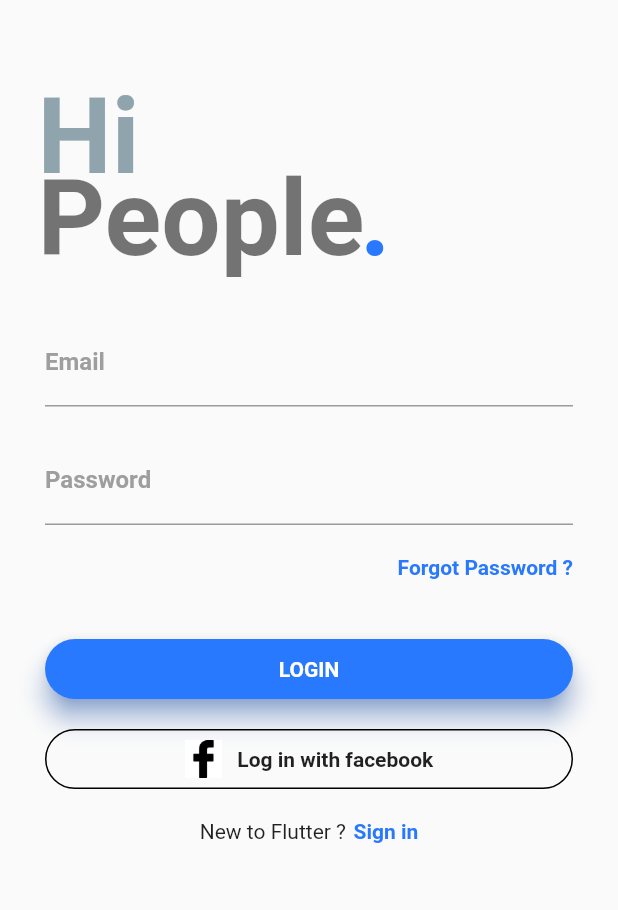
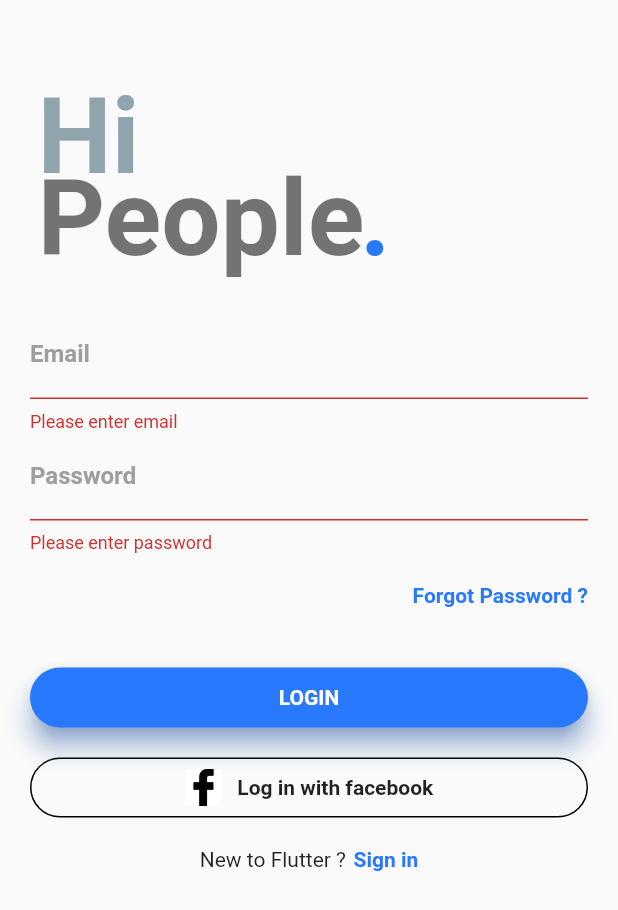
Before and after one commit to Dipak-Gogoi/login-signup, a Flutter app: the screen it shows after launch, after a tap on "LOGIN", on a phone screen of 412 x 824 dp. Shown: the top 910 px of the screen. Run offline on Flutter 3.47's test engine with Material 2 defaults, Android fonts, the phone set to English and light mode, and no system bars.

Commit message:
validation done only in Login

```diff
--- a/lib/main.dart
+++ b/lib/main.dart
@@ -3,10 +3,10 @@ import 'package:flutter/material.dart';
 import 'signup.dart';
 
 void main() {
-  runApp(MyApp());
+  runApp(Signup());
 }
 
-class MyApp extends StatelessWidget {
+class Signup extends StatelessWidget {
   @override
   Widget build(BuildContext context) {
     return MaterialApp(
@@ -25,17 +25,23 @@ class MyHomePage extends StatefulWidget {
 }
 
 class _MyHomePageState extends State<MyHomePage> {
+  final _formKey = GlobalKey<FormState>();
+  final _scaffoldKey = GlobalKey<ScaffoldState>();
+
+  String _email;
+  String _password;
+
   @override
   Widget build(BuildContext context) {
     return new Scaffold(
       resizeToAvoidBottomPadding: false,
-      body: Column(
+      body: SingleChildScrollView(
+        child: Column(
         crossAxisAlignment: CrossAxisAlignment.start,
         children: <Widget>[
           Container(
               padding: EdgeInsets.only(left: 10.0),
-            child: Stack(
-              children: <Widget>[
+              child: Stack(children: <Widget>[
                 Container(
                   padding: EdgeInsets.fromLTRB(15.0, 50.0, 0, 0),
                   child: Text(
@@ -68,28 +74,44 @@ class _MyHomePageState extends State<MyHomePage> {
                       color: Colors.blueAccent[400],
                     ),
                   ),
+                ),
+              ])),
+          Container(
+            padding: const EdgeInsets.all(20.0),
+            child: formSetup(context),
           )
         ],
-            ),
-          ),
-          Container(
-            padding: EdgeInsets.only(top: 25.0, left: 30.0, right: 30.0),
-            child: Column(
+      ),)
+    );
+  }
+
+  Widget formSetup(BuildContext context) {
+    return new Form(
+        key: _formKey,
+        child: new Column(
           children: <Widget>[
-                TextField(
+            new TextFormField(
               decoration: InputDecoration(
                 labelText: 'Email',
                 labelStyle: TextStyle(
-                      fontFamily: '',
                   fontWeight: FontWeight.bold,
                   color: Colors.grey,
                 ),
                 focusedBorder: UnderlineInputBorder(
                     borderSide: BorderSide(color: Colors.grey)),
               ),
+              keyboardType: TextInputType.emailAddress,
+              validator: (val) {
+                if (val.length == 0)
+                  return "Please enter email";
+                else if (!val.contains("@"))
+                  return "Please enter valid email";
+                else
+                  return null;
+              },
+              onSaved: (val) => _email = val,
             ),
-                SizedBox(height: 20.0),
-                TextField(
+            new TextFormField(
               decoration: InputDecoration(
                 labelText: 'Password',
                 labelStyle: TextStyle(
@@ -101,6 +123,15 @@ class _MyHomePageState extends State<MyHomePage> {
                     borderSide: BorderSide(color: Colors.grey)),
               ),
               obscureText: true,
+              validator: (val) {
+                if (val.length == 0)
+                  return "Please enter password";
+                else if (val.length <= 5)
+                  return "Your password should be more then 6 char long";
+                else
+                  return null;
+              },
+              onSaved: (val) => _password = val,
             ),
             SizedBox(height: 20.0),
             Container(
@@ -124,7 +155,15 @@ class _MyHomePageState extends State<MyHomePage> {
                 color: Colors.blueAccent[400],
                 elevation: 7.0,
                 child: GestureDetector(
-                      onTap: () {},
+                  onTap: () {
+                    if (_formKey.currentState.validate()) {
+                      _formKey.currentState.save();
+                      _scaffoldKey.currentState.showSnackBar(new SnackBar(
+                        content: new Text(
+                            "Your email: $_email and Password: $_password"),
+                      ));
+                    }
+                  },
                   child: Center(
                     child: Text(
                       'LOGIN',
@@ -171,9 +210,6 @@ class _MyHomePageState extends State<MyHomePage> {
                   ],
                 ),
               ),
-                )
-              ],
-            ),
             ),
             SizedBox(height: 20.0),
             Row(
@@ -196,7 +232,6 @@ class _MyHomePageState extends State<MyHomePage> {
               ],
             )
           ],
-      ),
-    );
+        ));
   }
 }
```
Also changed, not shown: 1 other file. Lines whose indentation alone changed are shown as unchanged.
